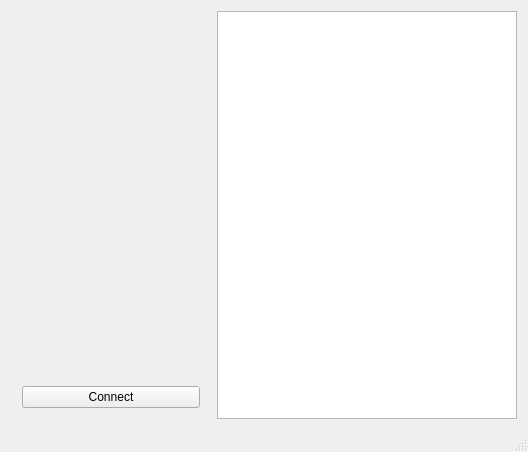
Above: mainwindow.ui from Svjatogor/ChipClient before the change. Below: the same form after it.
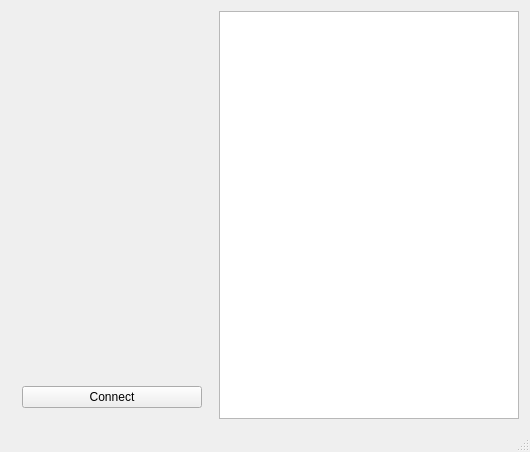
That is the form after the change. The open tabs and pages were chosen to show the change.

Commit message: Add neded ip

```diff
--- a/mainwindow.ui
+++ b/mainwindow.ui
@@ -6,7 +6,7 @@
    <rect>
     <x>0</x>
     <y>0</y>
-    <width>528</width>
+    <width>530</width>
     <height>452</height>
    </rect>
   </property>
```
Left out of the diff: 16 changed lines with no effect on the pictures. The commit also changes 1 other file.
